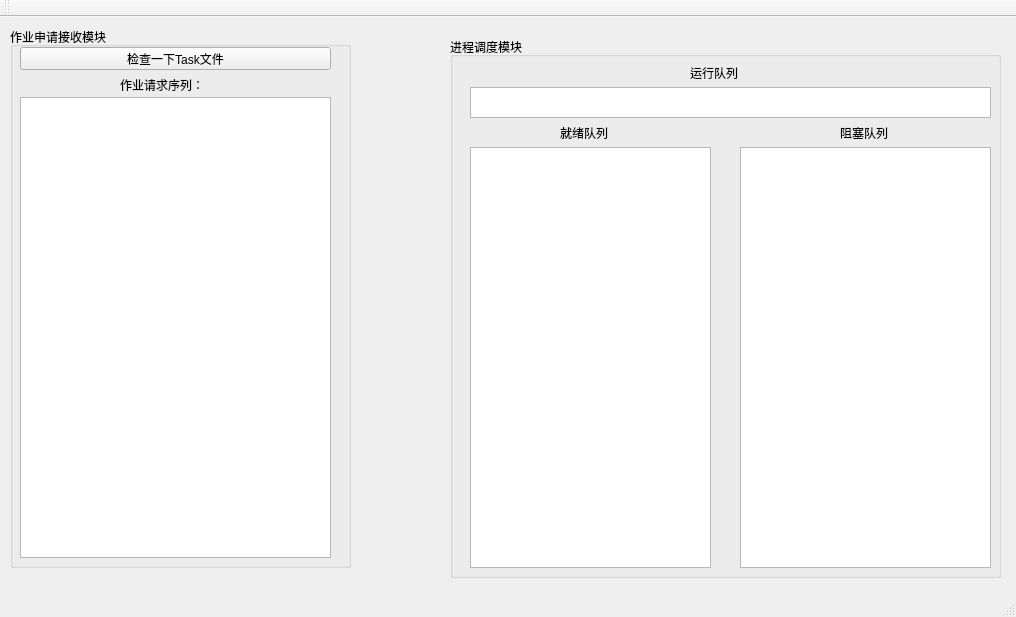
Before: the Qt Designer form Obligatory/OS-O-01/RunProcess/runprocess.ui in Carlos-yyt/OS-Experiment, drawn with Qt 5.
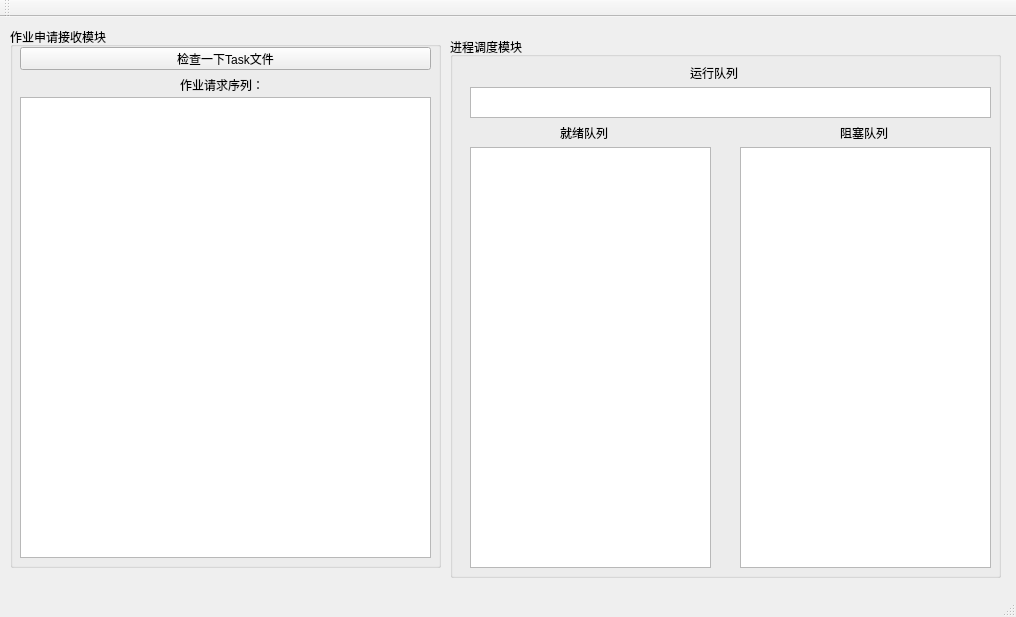
After: the same form once the commit is applied.

Patch:
```diff
--- a/Obligatory/OS-O-01/RunProcess/runprocess.ui
+++ b/Obligatory/OS-O-01/RunProcess/runprocess.ui
@@ -19,7 +19,7 @@
      <rect>
       <x>10</x>
       <y>10</y>
-      <width>341</width>
+      <width>431</width>
       <height>541</height>
      </rect>
     </property>
@@ -31,7 +31,7 @@
       <rect>
        <x>10</x>
        <y>70</y>
-       <width>311</width>
+       <width>411</width>
        <height>461</height>
       </rect>
      </property>
@@ -41,7 +41,7 @@
       <rect>
        <x>10</x>
        <y>20</y>
-       <width>311</width>
+       <width>411</width>
        <height>23</height>
       </rect>
      </property>
@@ -52,7 +52,7 @@
     <widget class="QLabel" name="label">
      <property name="geometry">
       <rect>
-       <x>110</x>
+       <x>170</x>
        <y>50</y>
        <width>91</width>
        <height>16</height>
```
